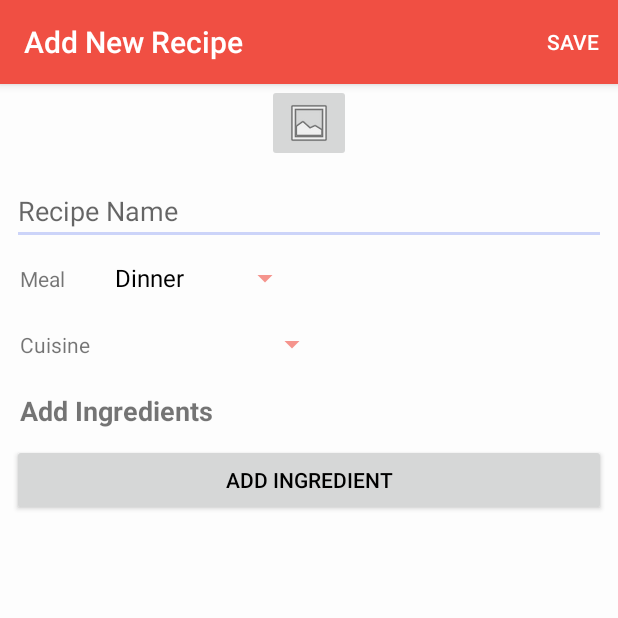
After one commit to tk4218/GroceryListR, an Android app: the EditRecipeActivity screen opened directly, with no data from a screen before it, on a phone screen of 412 x 824 dp, the top half of it. The commit adds this screen. Run offline under Robolectric (Android 15) with nearby library versions, the light colour scheme and no system bars.

Commit message:
-Communication with database now working. This includes data retrival/insert. -Non-Scrollable ListViews added -Beginnings of Add/Edit Recipe Activity Created

```diff
--- a/app/build.gradle
+++ b/app/build.gradle
@@ -21,7 +21,8 @@ android {
 
 dependencies {
     compile fileTree(dir: 'libs', include: ['*.jar'])
-    testCompile 'junit:junit:4.12'
     compile 'com.android.support:appcompat-v7:23.1.1'
     compile 'com.android.support:design:23.1.1'
+    compile 'com.android.support.constraint:constraint-layout:+'
+    testCompile 'junit:junit:4.12'
 }
--- a/app/src/main/AndroidManifest.xml
+++ b/app/src/main/AndroidManifest.xml
@@ -1,6 +1,8 @@
 <?xml version="1.0" encoding="utf-8"?>
 <manifest xmlns:android="http://schemas.android.com/apk/res/android"
     package="com.tk4218.grocerylistr">
+
+    <uses-permission android:name="android.permission.INTERNET" />
 
     <application
         android:allowBackup="true"
@@ -18,6 +20,7 @@
                 <category android:name="android.intent.category.LAUNCHER" />
             </intent-filter>
         </activity>
+        <activity android:name=".EditRecipeActivity"></activity>
     </application>
 
 </manifest>
--- /dev/null
+++ b/app/src/main/java/com/tk4218/grocerylistr/EditRecipeActivity.java
@@ -0,0 +1,55 @@
+package com.tk4218.grocerylistr;
+
+import android.os.StrictMode;
+import android.support.v7.app.AppCompatActivity;
+import android.os.Bundle;
+import android.view.Menu;
+import android.view.MenuItem;
+import android.widget.EditText;
+import android.widget.Spinner;
+
+import com.tk4218.grocerylistr.Model.QueryBuilder;
+
+public class EditRecipeActivity extends AppCompatActivity {
+
+    QueryBuilder mQb = new QueryBuilder();
+
+    @Override
+    protected void onCreate(Bundle savedInstanceState) {
+        super.onCreate(savedInstanceState);
+
+        StrictMode.ThreadPolicy policy = new StrictMode.ThreadPolicy.Builder().permitAll().build();
+        StrictMode.setThreadPolicy(policy);
+
+        setContentView(R.layout.activity_edit_recipe);
+        setTitle("Add New Recipe");
+    }
+
+    @Override
+    public boolean onCreateOptionsMenu(Menu menu) {
+        // Inflate the menu; this adds items to the action bar if it is present.
+        getMenuInflater().inflate(R.menu.menu_edit_recipe, menu);
+        return true;
+    }
+
+    @Override
+    public boolean onOptionsItemSelected(MenuItem item) {
+        // Handle action bar item clicks here. The action bar will
+        // automatically handle clicks on the Home/Up button, so long
+        // as you specify a parent activity in AndroidManifest.xml.
+        int id = item.getItemId();
+
+        //noinspection SimplifiableIfStatement
+        if (id == R.id.action_save) {
+            EditText recipeName = (EditText) findViewById(R.id.edit_recipe_name);
+            Spinner mealType = (Spinner) findViewById(R.id.edit_meal_type);
+            Spinner cuisineType = (Spinner) findViewById(R.id.edit_meal_style);
+
+            mQb.insertRecipe(recipeName.getText().toString(), mealType.getSelectedItem().toString(), cuisineType.getSelectedItem().toString(), "");
+            finish();
+            return true;
+        }
+
+        return super.onOptionsItemSelected(item);
+    }
+}
--- /dev/null
+++ b/app/src/main/java/com/tk4218/grocerylistr/Model/NonScrollListView.java
@@ -0,0 +1,31 @@
+package com.tk4218.grocerylistr.Model;
+
+import android.content.Context;
+import android.util.AttributeSet;
+import android.view.ViewGroup;
+import android.widget.ListView;
+
+/**
+ * Created by Tk4218 on 8/12/2017.
+ */
+
+public class NonScrollListView extends ListView {
+
+    public NonScrollListView(Context context) {
+        super(context);
+    }
+    public NonScrollListView(Context context, AttributeSet attrs) {
+        super(context, attrs);
+    }
+    public NonScrollListView(Context context, AttributeSet attrs, int defStyle) {
+        super(context, attrs, defStyle);
+    }
+    @Override
+    public void onMeasure(int widthMeasureSpec, int heightMeasureSpec) {
+        int heightMeasureSpec_custom = MeasureSpec.makeMeasureSpec(
+                Integer.MAX_VALUE >> 2, MeasureSpec.AT_MOST);
+        super.onMeasure(widthMeasureSpec, heightMeasureSpec_custom);
+        ViewGroup.LayoutParams params = getLayoutParams();
+        params.height = getMeasuredHeight();
+    }
+}
--- /dev/null
+++ b/app/src/main/res/layout/activity_edit_recipe.xml
@@ -0,0 +1,100 @@
+<?xml version="1.0" encoding="utf-8"?>
+<ScrollView xmlns:android="http://schemas.android.com/apk/res/android"
+    xmlns:app="http://schemas.android.com/apk/res-auto"
+    xmlns:tools="http://schemas.android.com/tools"
+    android:layout_width="match_parent"
+    android:layout_height="match_parent"
+    android:layout_marginLeft="@dimen/activity_horizontal_margin"
+    android:layout_marginRight="@dimen/activity_horizontal_margin"
+    android:fillViewport="true"
+    tools:context="com.tk4218.grocerylistr.EditRecipeActivity">
+
+    <LinearLayout
+        android:layout_width="match_parent"
+        android:layout_height="match_parent"
+        android:orientation="vertical">
+
+        <ImageButton
+            android:id="@+id/imageButton"
+            android:layout_width="wrap_content"
+            android:layout_height="wrap_content"
+            android:layout_gravity="center_horizontal"
+            android:layout_marginBottom="10dp"
+            android:src="@android:drawable/ic_menu_gallery" />
+
+        <EditText
+            android:id="@+id/edit_recipe_name"
+            android:layout_width="match_parent"
+            android:layout_height="wrap_content"
+            android:layout_marginBottom="10dp"
+            android:ems="10"
+            android:hint="Recipe Name"
+            android:inputType="textPersonName" />
+
+        <LinearLayout
+            android:layout_width="wrap_content"
+            android:layout_height="wrap_content"
+            android:orientation="horizontal">
+
+            <TextView
+                android:layout_width="wrap_content"
+                android:layout_height="wrap_content"
+                android:layout_marginLeft="5dp"
+                android:text="Meal" />
+
+            <Spinner
+                android:id="@+id/edit_meal_type"
+                android:layout_width="wrap_content"
+                android:layout_height="wrap_content"
+                android:layout_marginBottom="20dp"
+                android:layout_marginLeft="25dp"
+                android:entries="@array/meal_types" />
+
+        </LinearLayout>
+
+        <LinearLayout
+            android:layout_width="wrap_content"
+            android:layout_height="wrap_content"
+            android:orientation="horizontal">
+
+            <TextView
+                android:layout_width="wrap_content"
+                android:layout_height="wrap_content"
+                android:layout_marginLeft="5dp"
+                android:text="Cuisine" />
+
+            <Spinner
+                android:id="@+id/edit_meal_style"
+                android:layout_width="wrap_content"
+                android:layout_height="wrap_content"
+                android:layout_marginBottom="20dp"
+                android:layout_marginLeft="10dp"
+                android:entries="@array/cuisine_type" />
+        </LinearLayout>
+
+
+        <TextView
+            android:id="@+id/edit_ingredients"
+            android:layout_width="match_parent"
+            android:layout_height="wrap_content"
+            android:layout_marginLeft="5dp"
+            android:text="Add Ingredients"
+            android:textSize="18sp"
+            android:textStyle="bold" />
+
+        <com.tk4218.grocerylistr.Model.NonScrollListView
+            android:id="@+id/edit_ingredient_list"
+            android:layout_width="match_parent"
+            android:layout_height="wrap_content"
+            android:layout_marginBottom="10dp" />
+
+        <Button
+            android:id="@+id/button_add_ingredient"
+            android:layout_width="match_parent"
+            android:layout_height="wrap_content"
+            android:layout_marginBottom="10dp"
+            android:text="Add Ingredient" />
+
+    </LinearLayout>
+
+</ScrollView>
--- /dev/null
+++ b/app/src/main/res/menu/menu_edit_recipe.xml
@@ -0,0 +1,10 @@
+<menu xmlns:android="http://schemas.android.com/apk/res/android"
+    xmlns:app="http://schemas.android.com/apk/res-auto"
+    xmlns:tools="http://schemas.android.com/tools"
+    tools:context="com.tk4218.grocerylistr.EditRecipeActivity">
+    <item
+        android:id="@+id/action_save"
+        android:orderInCategory="100"
+        android:title="@string/action_save"
+        app:showAsAction="always" />
+</menu>
--- a/app/src/main/res/values/strings.xml
+++ b/app/src/main/res/values/strings.xml
@@ -2,4 +2,23 @@
     <string name="app_name">GroceryListR</string>
     <string name="action_settings">Settings</string>
     <string name="section_format">Hello World from section: %1$d</string>
+    <string name="action_save">Save</string>
+    <string-array name="meal_types">
+        <item>Dinner</item>
+        <item>Lunch</item>
+        <item>Breakfast</item>
+    </string-array>
+    <string-array name="cuisine_type">
+        <item></item>
+        <item>American</item>
+        <item>Asian</item>
+        <item>Caribbean</item>
+        <item>Cajun</item>
+        <item>Chinese</item>
+        <item>Indian</item>
+        <item>Italian</item>
+        <item>Mexican</item>
+        <item>Thai</item>
+        <item>Vietnamese</item>
+    </string-array>
 </resources>
```
Also changed, not shown: app/src/main/java/com/tk4218/grocerylistr/Adapters/CalendarMealAdapter.java (+4 -4 lines), app/src/main/java/com/tk4218/grocerylistr/Adapters/RecipeAdapter.java (+7 -0 lines), app/src/main/java/com/tk4218/grocerylistr/Fragments/CalendarFragment.java (+3 -4 lines), app/src/main/java/com/tk4218/grocerylistr/Fragments/RecipeFragment.java (+64 -30 lines), app/src/main/java/com/tk4218/grocerylistr/Model/JSONParser.java (added, +82 -0 lines), app/src/main/java/com/tk4218/grocerylistr/Model/JSONResult.java (added, +49 -0 lines), app/src/main/java/com/tk4218/grocerylistr/Model/QueryBuilder.java (added, +49 -0 lines), app/src/main/java/com/tk4218/grocerylistr/Model/Recipe.java (+7 -1 lines), app/src/main/res/layout/fragment_calendar.xml (+12 -8 lines).
